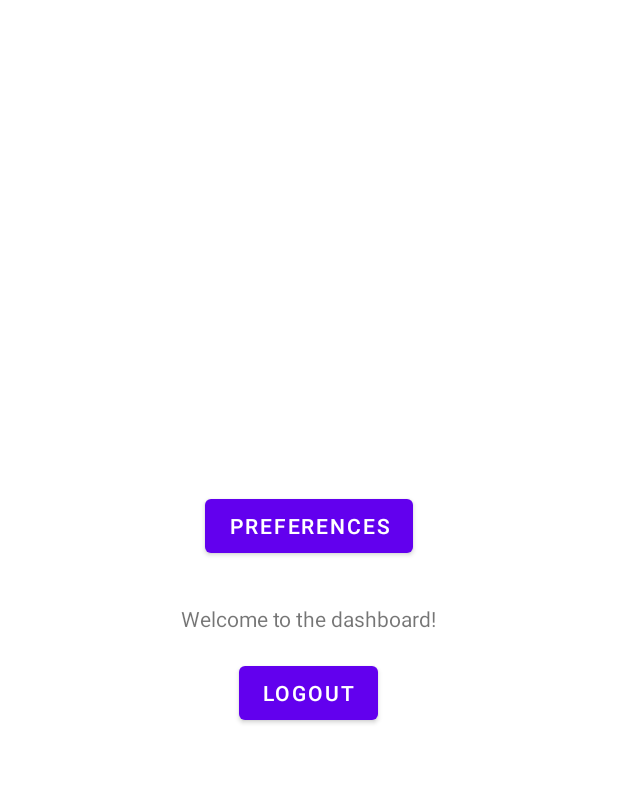
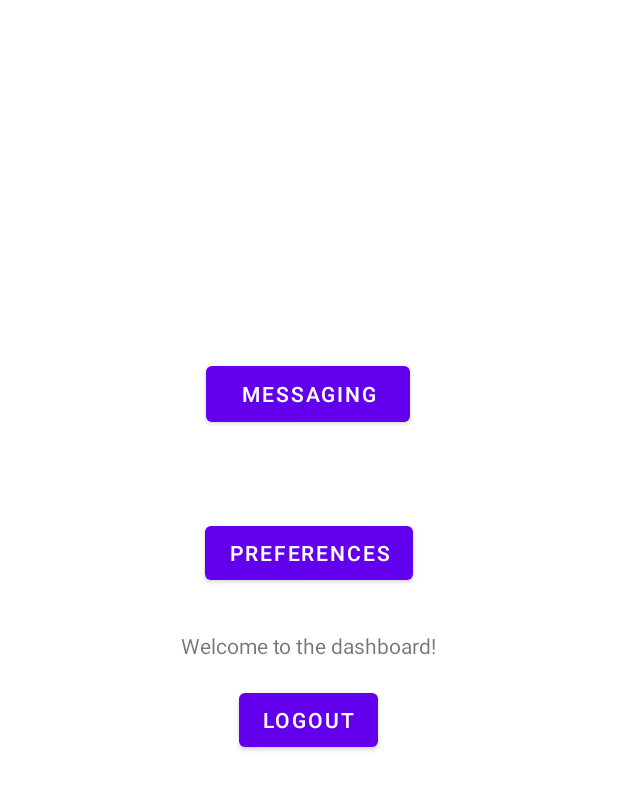
Before and after one commit to WSU-4110/GymBuddy, an Android app: the layout activity_main.xml on its own in the app's theme, with its tools: preview values and no code run, on a phone screen of 412 x 824 dp. Shown: the top 790 px of the screen. Run offline under Robolectric (Android 15) with nearby library versions, the phone set to English and light mode, and no system bars; Roboto replaces fonts that are not available here.

```diff
--- a/app/src/main/res/layout/activity_main.xml
+++ b/app/src/main/res/layout/activity_main.xml
@@ -10,11 +10,12 @@
         android:id="@+id/textView3"
         android:layout_width="wrap_content"
         android:layout_height="wrap_content"
+        android:layout_marginBottom="356dp"
         android:text="Welcome to the dashboard!"
         app:layout_constraintBottom_toBottomOf="parent"
         app:layout_constraintLeft_toLeftOf="parent"
         app:layout_constraintRight_toRightOf="parent"
-        app:layout_constraintTop_toTopOf="parent" />
+        app:layout_constraintTop_toBottomOf="@+id/button3" />
 
     <Button
         android:id="@+id/button"
@@ -39,4 +40,17 @@
         app:layout_constraintBottom_toTopOf="@+id/textView3"
         app:layout_constraintStart_toStartOf="@+id/textView3" />
 
+    <Button
+        android:id="@+id/button3"
+        android:layout_width="136dp"
+        android:layout_height="49dp"
+        android:layout_marginTop="210dp"
+        android:layout_marginBottom="106dp"
+        android:text="Messaging"
+        app:layout_constraintBottom_toTopOf="@+id/textView3"
+        app:layout_constraintEnd_toEndOf="parent"
+        app:layout_constraintHorizontal_bias="0.498"
+        app:layout_constraintStart_toStartOf="parent"
+        app:layout_constraintTop_toTopOf="parent" />
+
 </androidx.constraintlayout.widget.ConstraintLayout>
```
Also changed, not shown: app/src/main/AndroidManifest.xml (+5 -4 lines), app/src/main/java/com/company/authenticatorapp/MainActivity.java (+15 -0 lines), app/src/main/java/com/company/authenticatorapp/Messaging.java (+18 -0 lines), app/src/main/res/layout/activity_messaging.xml (+9 -0 lines).
